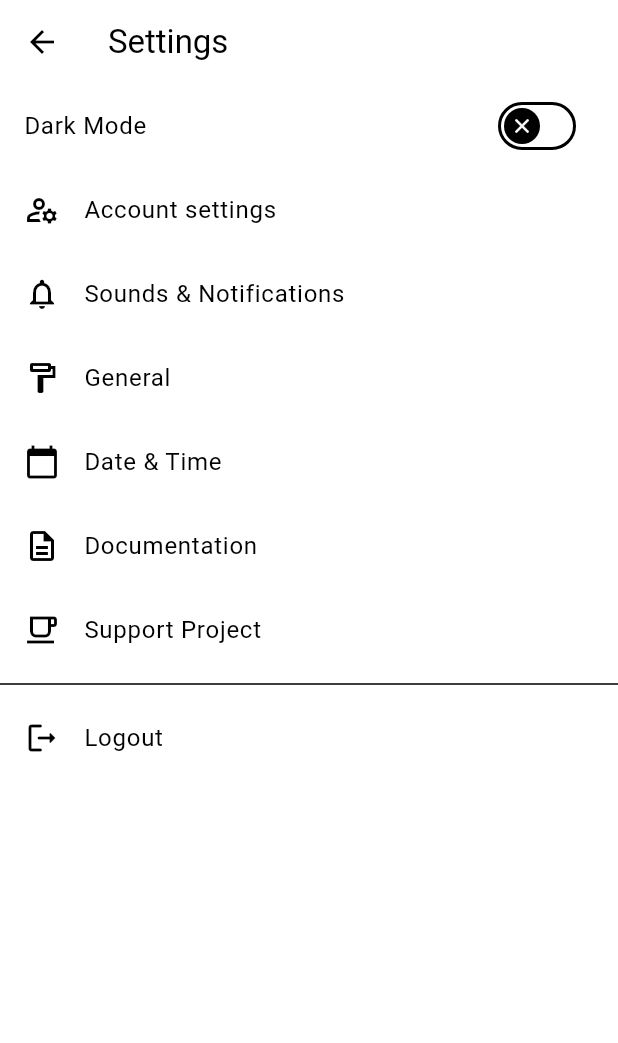
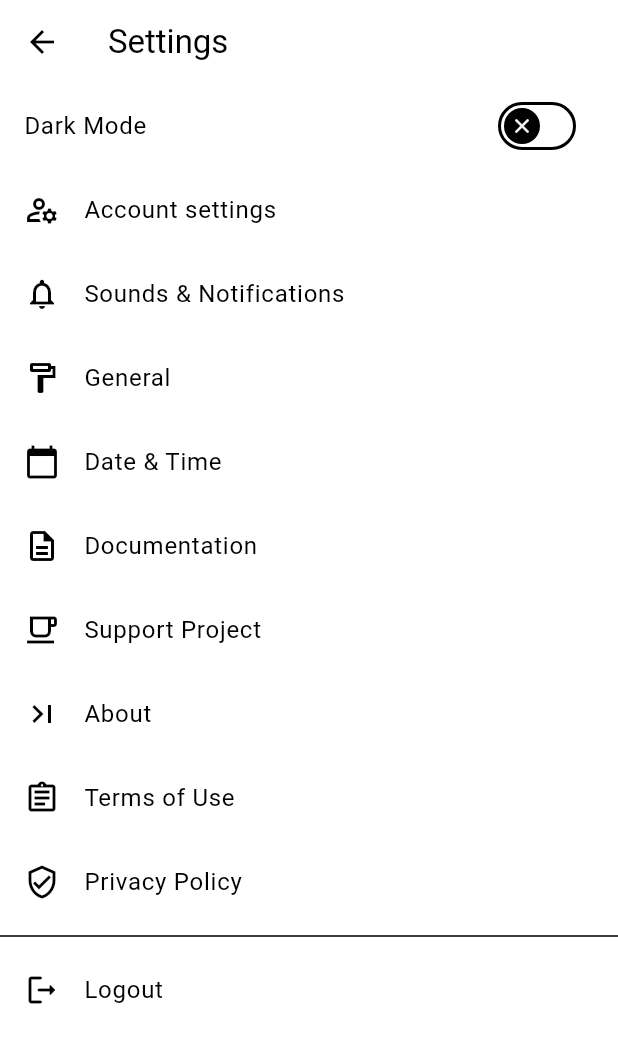
Before and after one commit to Extrypto/to_done, a Flutter app: the SettingsPage screen opened by its route, on a phone screen of 412 x 824 dp. Shown: the top 1043 px of the screen. Run offline on Flutter 3.47's test engine with Material 3 defaults, Android fonts, the phone set to English and light mode, and no system bars; our stand-ins replace bloc, cloud_firestore, firebase_auth, firebase_core, flutter_bloc, google_sign_in; accounts and stored records are empty.

Commit message:
added links to the terms of use and privacy policy

```diff
--- a/lib/modules/settings/settings_page.dart
+++ b/lib/modules/settings/settings_page.dart
@@ -80,6 +80,21 @@ class SettingsPage extends StatelessWidget {
                 title: const Text('Support Project'),
                 onTap: () {/* Навигация на соответствующую страницу */},
               ),
+              ListTile(
+                leading: const Icon(Icons.last_page_outlined),
+                title: const Text('About'),
+                onTap: () {/* Навигация на соответствующую страницу */},
+              ),
+              ListTile(
+                leading: const Icon(Icons.assignment_outlined),
+                title: const Text('Terms of Use'),
+                onTap: () {/* Навигация на соответствующую страницу */},
+              ),
+              ListTile(
+                leading: const Icon(Icons.verified_user_outlined),
+                title: const Text('Privacy Policy'),
+                onTap: () {/* Навигация на соответствующую страницу */},
+              ),
               const Divider(),
               ListTile(
                 leading: const Icon(Icons.logout_rounded),
```
